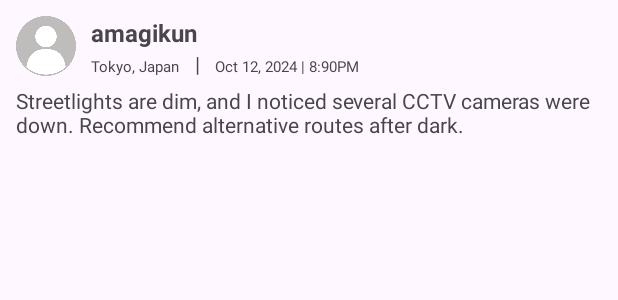
After one commit to claidooo/SafeRouteFinder, an Android app: the layout post.xml on its own in the app's theme, with its tools: preview values and no code run, on a phone screen of 412 x 824 dp. The commit adds this screen. Shown: the top 300 px of the screen. Run offline under Robolectric (Android 15) with nearby library versions, the phone set to English and light mode, and no system bars.

```diff
--- a/app/src/main/AndroidManifest.xml
+++ b/app/src/main/AndroidManifest.xml
@@ -6,6 +6,8 @@
     <uses-permission android:name="android.permission.ACCESS_FINE_LOCATION"/>
     <uses-permission android:name="android.permission.ACCESS_COARSE_LOCATION"/>
     <uses-permission android:name="android.permission.INTERNET"/>
+    <uses-permission android:name="android.permission.CALL_PHONE"/>
+    <uses-permission android:name="android.permission.SEND_SMS"/>
 
     <application
         android:allowBackup="true"
--- /dev/null
+++ b/app/src/main/res/layout/post.xml
@@ -0,0 +1,70 @@
+<?xml version="1.0" encoding="utf-8"?>
+<LinearLayout xmlns:android="http://schemas.android.com/apk/res/android"
+    android:layout_width="match_parent"
+    android:layout_height="match_parent"
+    android:orientation="vertical"
+    android:padding="5dp">
+
+    <!-- Horizontal layout for Image, Title, and Artist -->
+    <LinearLayout
+        android:layout_width="340dp"
+        android:layout_height="wrap_content"
+        android:orientation="horizontal"
+        android:layout_margin="5dp">
+
+        <ImageView
+            android:id="@+id/profile"
+            android:layout_width="40dp"
+            android:layout_height="40dp"
+            android:layout_marginEnd="10dp"
+            android:src="@drawable/deafultprofile" />
+
+        <!-- Vertical layout for Title and Artist -->
+        <LinearLayout
+            android:layout_width="wrap_content"
+            android:layout_height="wrap_content"
+            android:orientation="vertical">
+
+            <TextView
+                android:id="@+id/user"
+                android:layout_width="wrap_content"
+                android:layout_height="wrap_content"
+                android:text="amagikun"
+                android:textSize="16sp"
+                android:textStyle="bold" />
+            <LinearLayout
+                android:layout_width="wrap_content"
+                android:layout_height="wrap_content"
+                android:orientation="horizontal">
+
+                <TextView
+                    android:id="@+id/place"
+                    android:layout_width="wrap_content"
+                    android:layout_height="wrap_content"
+                    android:text="Tokyo, Japan"
+                    android:textSize="10sp"
+                    android:layout_marginEnd="10dp"/>
+                <TextView
+                    android:layout_width="wrap_content"
+                    android:layout_height="wrap_content"
+                    android:text="|"
+                    android:textSize="14sp"
+                    android:layout_marginEnd="10dp"/>
+                <TextView
+                    android:id="@+id/timedate"
+                    android:layout_width="wrap_content"
+                    android:layout_height="wrap_content"
+                    android:text="Oct 12, 2024 | 8:90PM"
+                    android:textSize="10sp" />
+            </LinearLayout>
+        </LinearLayout>
+    </LinearLayout>
+    <TextView
+        android:id="@+id/contentpost"
+        android:layout_width="wrap_content"
+        android:layout_height="wrap_content"
+        android:text="Streetlights are dim, and I noticed several CCTV cameras were down. Recommend alternative routes after dark."
+        android:textSize="14sp"
+        android:layout_marginHorizontal="5dp"
+        android:layout_marginBottom="5dp"/>
+</LinearLayout>
```
Also changed, not shown: app/src/main/java/com/cjsm/saferoutefinder/MainActivity.java (+200 -134 lines), app/src/main/res/layout/activity_settings.xml (+44 -1 lines), app/src/main/res/layout/route_details_overlay.xml (added, +90 -0 lines), app/src/main/assets/policestation.jpg (added), app/src/main/assets/zobel.jpg (added), 1 other file.
